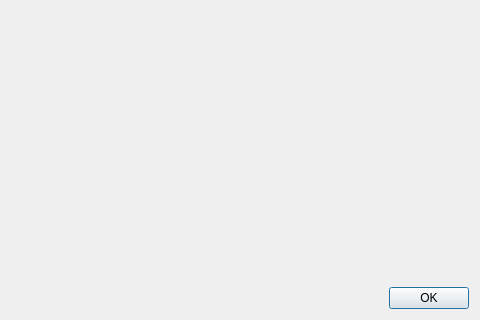
Above: resource/ui/module_status.ui from arghyabi/iAloy_old_desktop_app before the change; both pictures show x 238 to 718 and y 137 to 457 of the 718 by 457 pixel window. Below: the same form after it.
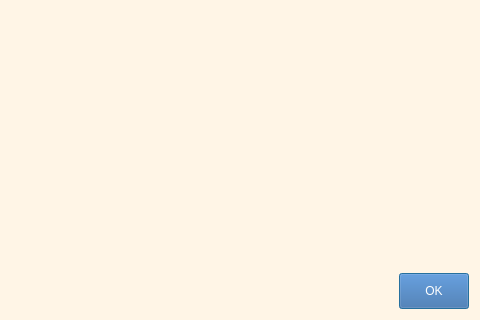
That is the form after the change.

Commit message: Module current status feature completed. MainWindow status bar UI modified.

```diff
--- a/resource/ui/module_status.ui
+++ b/resource/ui/module_status.ui
@@ -13,6 +13,9 @@
   <property name="windowTitle">
    <string>Dialog</string>
   </property>
+  <property name="styleSheet">
+   <string notr="true">background-color: #fff5e6;</string>
+  </property>
   <layout class="QVBoxLayout" name="verticalLayout_2">
    <item>
     <layout class="QHBoxLayout" name="horizontalLayout_2">
@@ -101,6 +104,14 @@
      </item>
      <item>
       <widget class="QPushButton" name="pushButton">
+       <property name="styleSheet">
+        <string notr="true">background-color: rgb(52, 101, 164);
+color: rgb(255, 255, 255);
+padding-top: 10%;
+padding-bottom: 10%;
+padding-left: 25%;
+padding-right: 25%;</string>
+       </property>
        <property name="text">
         <string>OK</string>
        </property>
```
Left out of the diff: 7 changed lines with no effect on the pictures. The commit also changes 9 other files.
